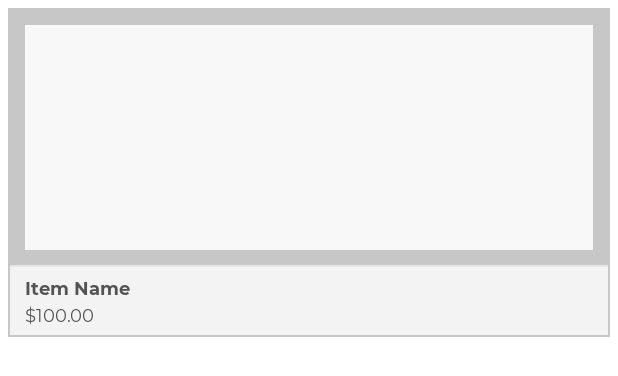
After one commit to raosultanate/CS402-Android-Development, an Android app: the layout item_dashboard_layout.xml on its own in the app's theme, with its tools: preview values and no code run, on a phone screen of 412 x 824 dp. The commit adds this screen. Shown: the top 376 px of the screen. Run offline under Robolectric (Android 15) with nearby library versions, the phone set to English and light mode, and no system bars.

Commit message:
final_upload#3

```diff
--- /dev/null
+++ b/FinalProject/DApparels/app/src/main/res/layout/item_dashboard_layout.xml
@@ -0,0 +1,62 @@
+<?xml version="1.0" encoding="utf-8"?>
+<RelativeLayout xmlns:android="http://schemas.android.com/apk/res/android"
+    xmlns:app="http://schemas.android.com/apk/res-auto"
+    xmlns:tools="http://schemas.android.com/tools"
+    android:layout_width="match_parent"
+    android:layout_height="wrap_content"
+    android:layout_margin="@dimen/item_dashboard_margin"
+    android:background="#C8C7C7"
+    android:gravity="center"
+    android:orientation="vertical"
+    android:padding="@dimen/item_dashboard_padding">
+
+    <ImageView
+        android:id="@+id/iv_dashboard_item_image"
+        android:layout_width="match_parent"
+        android:layout_height="@dimen/item_dashboard_image_height"
+        android:layout_margin="@dimen/item_dashboard_image_margin"
+        android:background="@color/colorImageViewBackground"
+        android:contentDescription="@string/content_description"
+        android:minHeight="@dimen/item_dashboard_image_height"
+        android:scaleType="fitXY"
+        android:src="@color/colorOffWhite" />
+
+    <View
+        android:id="@+id/view_divider"
+        android:layout_width="match_parent"
+        android:layout_height="@dimen/divider_height"
+        android:layout_below="@id/iv_dashboard_item_image"
+        android:background="@color/colorBorder" />
+
+    <LinearLayout
+        android:id="@+id/ll_dashboard_item_details"
+        android:layout_width="match_parent"
+        android:layout_height="wrap_content"
+        android:layout_below="@id/view_divider"
+        android:background="@color/dashboard_item_details_bg"
+        android:orientation="vertical"
+        android:paddingStart="@dimen/dashboard_item_paddingStartEnd"
+        android:paddingTop="@dimen/dashboard_item_paddingTopBottom"
+        android:paddingEnd="@dimen/dashboard_item_paddingStartEnd"
+        android:paddingBottom="@dimen/dashboard_item_paddingTopBottom">
+
+        <com.example.dapparels.Utilities.DATextViewBold
+            android:id="@+id/tv_dashboard_item_title"
+            android:layout_width="match_parent"
+            android:layout_height="wrap_content"
+            android:textColor="@color/item_value_text_color"
+            android:textSize="@dimen/dashboard_item_textSize"
+            android:textStyle="bold"
+            tools:text="Item Name" />
+
+        <com.example.dapparels.Utilities.DATextViewRegular
+            android:id="@+id/tv_dashboard_item_price"
+            android:layout_width="match_parent"
+            android:layout_height="wrap_content"
+            android:layout_marginTop="@dimen/dashboard_item_price_marginTop"
+            android:textColor="@color/item_value_text_color"
+            android:textSize="@dimen/dashboard_item_textSize"
+            android:textStyle="bold"
+            tools:text="$100.00" />
+    </LinearLayout>
+</RelativeLayout>
--- a/FinalProject/DApparels/app/src/main/res/values/colors.xml
+++ b/FinalProject/DApparels/app/src/main/res/values/colors.xml
@@ -25,6 +25,7 @@
 
 
     <color name="item_value_text_color">#545353</color>
-
+    <color name="colorImageViewBackground">#E1E1E1</color>
+    <color name="dashboard_item_details_bg">#F3F3F3</color>
 
 </resources>
--- a/FinalProject/DApparels/app/src/main/res/values/dimens.xml
+++ b/FinalProject/DApparels/app/src/main/res/values/dimens.xml
@@ -64,4 +64,16 @@
     <dimen name="rv_item_price_marginTop">2dp</dimen>
     <dimen name="rv_item_price_textSize">12sp</dimen>
 
+
+    <dimen name="item_dashboard_margin">5dp</dimen>
+    <dimen name="item_dashboard_padding">1dp</dimen>
+    <dimen name="item_dashboard_image_height">150dp</dimen>
+    <dimen name="item_dashboard_image_margin">10dp</dimen>
+    <dimen name="divider_height">1dp</dimen>
+    <dimen name="dashboard_item_paddingStartEnd">10dp</dimen>
+    <dimen name="dashboard_item_paddingTopBottom">5dp</dimen>
+    <dimen name="dashboard_item_textSize">12sp</dimen>
+    <dimen name="dashboard_item_price_marginTop">2dp</dimen>
+    <dimen name="no_data_found_textSize">20sp</dimen>
+
 </resources>
--- a/FinalProject/DApparels/app/src/main/res/values/strings.xml
+++ b/FinalProject/DApparels/app/src/main/res/values/strings.xml
@@ -61,8 +61,10 @@
     <string name="btn_lbl_logout">Logout</string>
     <string name="title_edit_profile">Edit Profile</string>
     <string name="No_Products_added_yet">No products added yet</string>
-    <!-- TODO: Remove or change this placeholder text -->
+
     <string name="hello_blank_fragment">Hello blank fragment</string>
+    <string name="no_products_added_yet">No products added yet!</string>
+    <string name="no_dashboard_item_found">No items found!</string>
 
 
 </resources>
```
Also changed, not shown: FinalProject/DApparels/app/src/main/java/com/example/dapparels/firestore/FireStoreClass.kt (+33 -2 lines), FinalProject/DApparels/app/src/main/java/com/example/dapparels/ui/adapters/DashboardItemsListAdapter.kt (added, +74 -0 lines), FinalProject/DApparels/app/src/main/java/com/example/dapparels/ui/fragments/DashboardFragment.kt (+47 -10 lines), FinalProject/DApparels/app/src/main/res/layout/fragment_dashboard.xml (+16 -3 lines).
